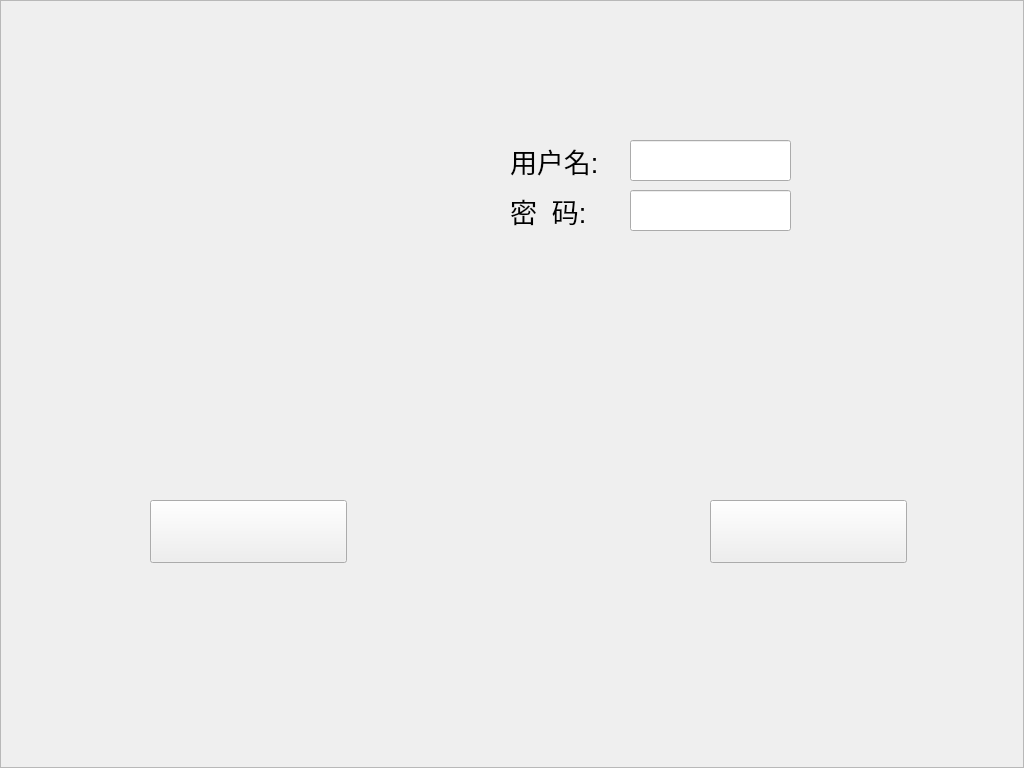
First picture: the form in loginwidget.ui, repository 1157889734/x86MyAppliction, before the edit.
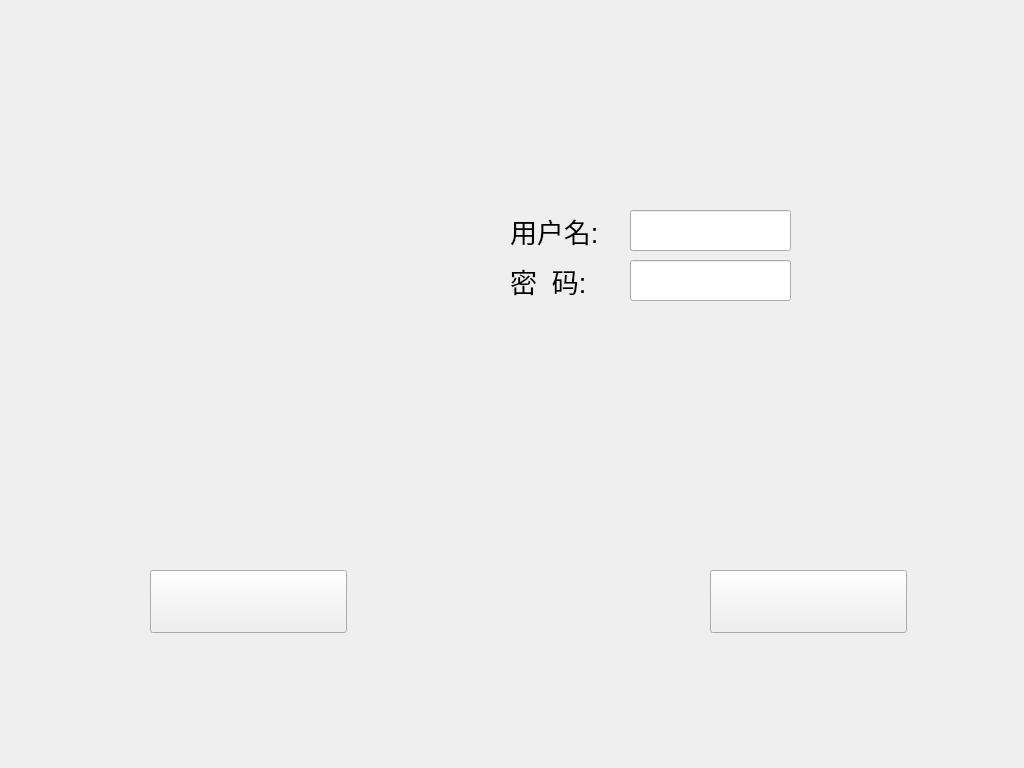
Second picture: the form after the edit. Icons and pictures are not drawn.

The edit to the form file:
```diff
--- a/loginwidget.ui
+++ b/loginwidget.ui
@@ -13,52 +13,29 @@
   <property name="windowTitle">
    <string>Form</string>
   </property>
-  <widget class="QFrame" name="frame">
-   <property name="geometry">
-    <rect>
-     <x>0</x>
-     <y>0</y>
-     <width>1024</width>
-     <height>768</height>
-    </rect>
-   </property>
    <property name="styleSheet">
-    <string notr="true">background-image: url(:/res/Pantobg.bmp);</string>
-   </property>
-   <property name="frameShape">
-    <enum>QFrame::StyledPanel</enum>
-   </property>
-   <property name="frameShadow">
-    <enum>QFrame::Raised</enum>
-   </property>
-   <property name="lineWidth">
-    <number>0</number>
-   </property>
-   <widget class="QLabel" name="label">
+   <string notr="true">#loginWidget { 
+border-image: url(:/monres/Pantobg - 副本.bmp); 
+} 
+#loginWidget * { 
+border-image:url(); 
+}</string>
+  </property>
+  <widget class="QLineEdit" name="username_Edit">
     <property name="geometry">
      <rect>
-      <x>510</x>
-      <y>140</y>
-      <width>101</width>
+     <x>630</x>
+     <y>210</y>
+     <width>161</width>
       <height>41</height>
      </rect>
     </property>
-    <property name="font">
-     <font>
-      <pointsize>20</pointsize>
-      <weight>50</weight>
-      <bold>false</bold>
-     </font>
-    </property>
-    <property name="text">
-     <string>用户名:</string>
-    </property>
    </widget>
    <widget class="QLabel" name="label_2">
     <property name="geometry">
      <rect>
       <x>510</x>
-      <y>190</y>
+     <y>260</y>
       <width>101</width>
       <height>41</height>
      </rect>
@@ -72,42 +49,17 @@
      <string>密  码:</string>
     </property>
    </widget>
-   <widget class="QLineEdit" name="username_Edit">
-    <property name="geometry">
-     <rect>
-      <x>630</x>
-      <y>140</y>
-      <width>161</width>
-      <height>41</height>
-     </rect>
-    </property>
-   </widget>
-   <widget class="QLineEdit" name="Passwd_Edit">
-    <property name="geometry">
-     <rect>
-      <x>630</x>
-      <y>190</y>
-      <width>161</width>
-      <height>41</height>
-     </rect>
-    </property>
-   </widget>
-   <widget class="QPushButton" name="ensure">
+  <widget class="QLabel" name="label_4">
     <property name="geometry">
      <rect>
       <x>150</x>
-      <y>500</y>
-      <width>197</width>
-      <height>63</height>
-     </rect>
-    </property>
-    <property name="font">
-     <font>
-      <pointsize>20</pointsize>
-     </font>
-    </property>
+     <y>200</y>
+     <width>300</width>
+     <height>52</height>
+    </rect>
+   </property>
     <property name="styleSheet">
-     <string notr="true">background-image: url(:/res/sure.png);</string>
+    <string notr="true">background-image: url(:/res/login.png);</string>
     </property>
     <property name="text">
      <string/>
@@ -117,7 +69,7 @@
     <property name="geometry">
      <rect>
       <x>710</x>
-      <y>500</y>
+     <y>570</y>
       <width>197</width>
       <height>63</height>
      </rect>
@@ -134,11 +86,42 @@
      <string/>
     </property>
    </widget>
+  <widget class="QLineEdit" name="Passwd_Edit">
+   <property name="geometry">
+    <rect>
+     <x>630</x>
+     <y>260</y>
+     <width>161</width>
+     <height>41</height>
+    </rect>
+   </property>
+  </widget>
+  <widget class="QPushButton" name="ensure">
+   <property name="geometry">
+    <rect>
+     <x>150</x>
+     <y>570</y>
+     <width>197</width>
+     <height>63</height>
+    </rect>
+   </property>
+   <property name="font">
+    <font>
+     <pointsize>20</pointsize>
+    </font>
+   </property>
+   <property name="styleSheet">
+    <string notr="true">background-image: url(:/res/sure.png);</string>
+   </property>
+   <property name="text">
+    <string/>
+   </property>
+  </widget>
    <widget class="QLabel" name="label_3">
     <property name="geometry">
      <rect>
-      <x>220</x>
-      <y>40</y>
+     <x>260</x>
+     <y>110</y>
       <width>512</width>
       <height>56</height>
      </rect>
@@ -150,30 +133,25 @@
      <string/>
     </property>
    </widget>
-   <widget class="QLabel" name="label_4">
+  <widget class="QLabel" name="label">
     <property name="geometry">
      <rect>
-      <x>150</x>
-      <y>130</y>
-      <width>300</width>
-      <height>52</height>
-     </rect>
-    </property>
-    <property name="styleSheet">
-     <string notr="true">background-image: url(:/res/login.png);</string>
+     <x>510</x>
+     <y>210</y>
+     <width>101</width>
+     <height>41</height>
+    </rect>
+   </property>
+   <property name="font">
+    <font>
+     <pointsize>20</pointsize>
+     <weight>50</weight>
+     <bold>false</bold>
+    </font>
     </property>
     <property name="text">
-     <string/>
-    </property>
-   </widget>
-   <zorder>ensure</zorder>
-   <zorder>label</zorder>
-   <zorder>label_2</zorder>
-   <zorder>username_Edit</zorder>
-   <zorder>Passwd_Edit</zorder>
-   <zorder>cansel</zorder>
-   <zorder>label_3</zorder>
-   <zorder>label_4</zorder>
+    <string>用户名:</string>
+   </property>
   </widget>
  </widget>
  <resources/>
```
Lines whose indentation alone changed are shown as unchanged.
